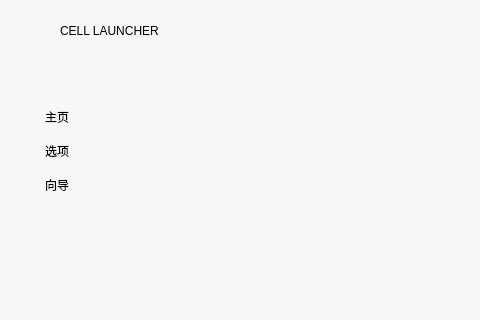
Above: Forms/mainwindow.ui from elexenon/Cell before the change; both pictures show x 0 to 480 and y 0 to 320 of the 1306 by 771 pixel window. Below: the same form after it.
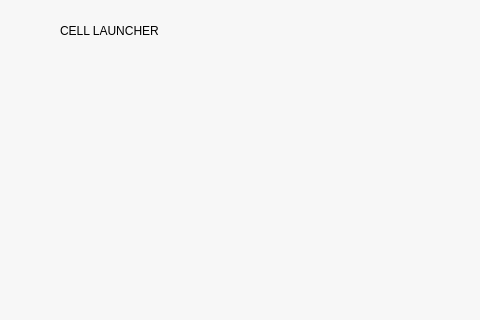
That is the form after the change. Icons and pictures are not drawn.

Diff of the .ui file:
```diff
--- a/Forms/mainwindow.ui
+++ b/Forms/mainwindow.ui
@@ -102,54 +102,6 @@
     <bool>true</bool>
    </property>
   </widget>
-  <widget class="QLabel" name="Label_HomePage">
-   <property name="geometry">
-    <rect>
-     <x>45</x>
-     <y>101</y>
-     <width>50</width>
-     <height>31</height>
-    </rect>
-   </property>
-   <property name="styleSheet">
-    <string notr="true">background:transparent</string>
-   </property>
-   <property name="text">
-    <string>主页</string>
-   </property>
-  </widget>
-  <widget class="QLabel" name="Label_Settings">
-   <property name="geometry">
-    <rect>
-     <x>45</x>
-     <y>135</y>
-     <width>50</width>
-     <height>31</height>
-    </rect>
-   </property>
-   <property name="styleSheet">
-    <string notr="true">background:transparent</string>
-   </property>
-   <property name="text">
-    <string>选项</string>
-   </property>
-  </widget>
-  <widget class="QLabel" name="Label_Guide">
-   <property name="geometry">
-    <rect>
-     <x>45</x>
-     <y>169</y>
-     <width>50</width>
-     <height>31</height>
-    </rect>
-   </property>
-   <property name="styleSheet">
-    <string notr="true">background:transparent</string>
-   </property>
-   <property name="text">
-    <string>向导</string>
-   </property>
-  </widget>
   <widget class="QStackedWidget" name="stackedWidget">
    <property name="geometry">
     <rect>
```
Left out of the diff: 12 changed lines with no effect on the pictures.
